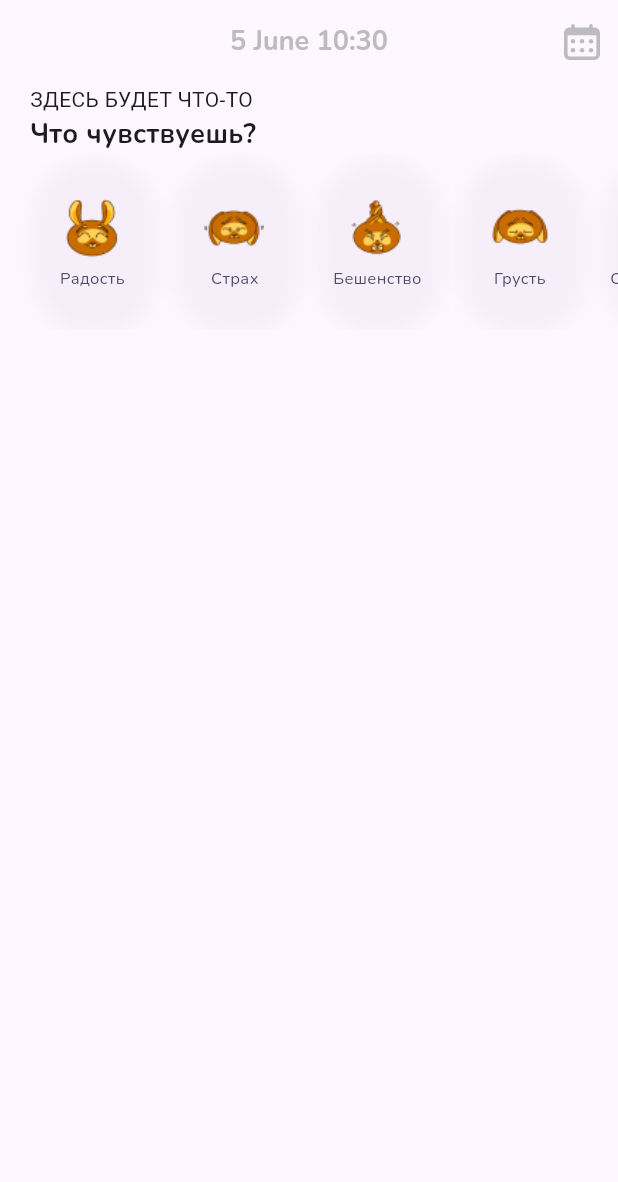
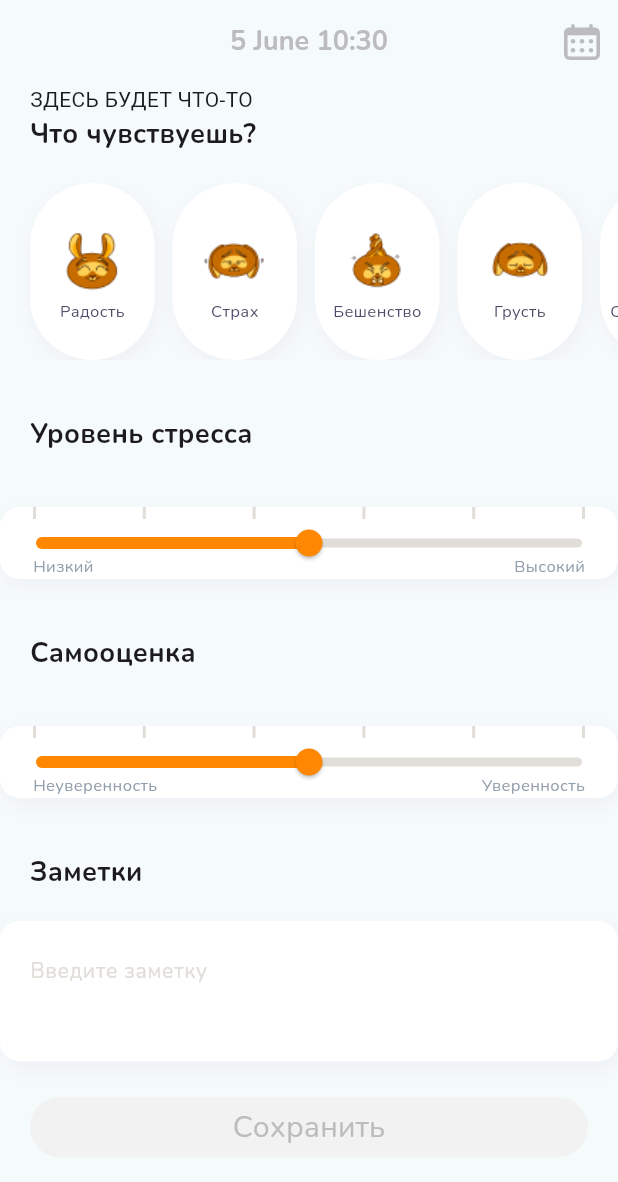
Before and after one commit to TheAnton1/MoodCheck, a Flutter app: the screen it shows after launch, on a phone screen of 412 x 824 dp. Shown: the top 1182 px of the screen. Run offline on Flutter 3.47's test engine with Material 3 defaults, Android fonts, the phone set to English and light mode, and no system bars; our stand-ins replace flutter_svg.

Commit message:
first-screen-done

```diff
--- a/lib/app/main_app.dart
+++ b/lib/app/main_app.dart
@@ -11,7 +11,7 @@ class MyApp extends StatelessWidget {
     return MaterialApp(
       title: 'Test Mood',
       theme: ThemeData(
-        colorScheme: ColorScheme.fromSeed(seedColor: Colors.deepPurple),
+        colorScheme: ColorScheme.fromSeed(seedColor: Colors.white),
         useMaterial3: true,
       ),
       initialRoute: "/main",
--- /dev/null
+++ b/lib/core/ui/default_decoration.dart
@@ -0,0 +1,20 @@
+import 'package:flutter/material.dart';
+import 'package:mood_test/res/app_colors.dart';
+import 'package:mood_test/res/dimen.dart';
+
+class DefaultDecoration {
+  static BoxDecoration getAppDecoration() {
+    return BoxDecoration(
+      borderRadius: BorderRadius.circular(Dimen.radius13),
+      color: Colors.white,
+      boxShadow: const [
+        BoxShadow(
+          color: AppColors.shadow,
+          blurRadius: 10.8,
+          spreadRadius: 0,
+          offset: Offset(2, 4),
+        ),
+      ],
+    );
+  }
+}
--- a/lib/features/main_screen/presentation/notifier/main_screen_change_notifier.dart
+++ b/lib/features/main_screen/presentation/notifier/main_screen_change_notifier.dart
@@ -4,10 +4,42 @@ import 'package:flutter/material.dart';
 
 class MainScreenChangeNotifier extends ChangeNotifier {
   String mood = "";
+  String notes = "";
+  bool isButtonClickable = false;
+
+  double _stressValue = 0.5;
+
+  double get stressValue => _stressValue;
+
+  set stressValue(value) {
+    _stressValue = value;
+    notifyListeners();
+  }
+
+  double _selfrateValue = 0.5;
+
+  double get selfrateValue => _selfrateValue;
+
+  set selfrateValue(value) {
+    _selfrateValue = value;
+    notifyListeners();
+  }
+
+  void onStressChange(double newValue) {
+    stressValue = newValue;
+  }
+
+  void onSelfrateChange(double newValue) {
+    selfrateValue = newValue;
+  }
 
   void onMoodChange(String text) {
     mood = text;
-    log(mood);
+    checkIfButtonClickable();
     notifyListeners();
   }
+
+  void checkIfButtonClickable() {
+    isButtonClickable = mood.isNotEmpty && notes.isNotEmpty;
+  }
 }
--- a/lib/features/main_screen/presentation/res/strings.dart
+++ b/lib/features/main_screen/presentation/res/strings.dart
@@ -1,9 +1,18 @@
 class Strings {
   static const feeling = "Что чувствуешь?";
+  static const stressLevel = "Уровень стресса";
+  static const selfrate = "Самооценка";
+  static const notes = "Заметки";
+
   static const happyness = "Радость";
   static const fear = "Страх";
   static const madness = "Бешенство";
   static const sadness = "Грусть";
   static const chill = "Спокойствие";
   static const power = "Сила";
+
+  static const low = "Низкий";
+  static const high = "Высокий";
+  static const unconfidence = "Неуверенность";
+  static const confidence = "Уверенность";
 }
--- a/lib/features/main_screen/presentation/ui/main_screen.dart
+++ b/lib/features/main_screen/presentation/ui/main_screen.dart
@@ -1,12 +1,13 @@
 import 'dart:developer';
 
-import 'package:flutter/cupertino.dart';
 import 'package:flutter/material.dart';
 import 'package:flutter_svg/flutter_svg.dart';
+import 'package:mood_test/core/ui/default_decoration.dart';
 import 'package:mood_test/features/main_screen/presentation/notifier/main_screen_change_notifier.dart';
 import 'package:mood_test/features/main_screen/presentation/res/strings.dart';
 import 'package:mood_test/features/main_screen/presentation/ui/datetime_display.dart';
 import 'package:mood_test/features/main_screen/presentation/ui/mood_card.dart';
+import 'package:mood_test/features/main_screen/presentation/ui/mood_slider.dart';
 import 'package:mood_test/res/app_colors.dart';
 import 'package:mood_test/res/app_theme.dart';
 import 'package:mood_test/res/dimen.dart';
@@ -27,6 +28,7 @@ class _MainScreenState extends State<MainScreen> {
     final notifier = Provider.of<MainScreenChangeNotifier>(context);
     return Scaffold(
       appBar: AppBar(
+        surfaceTintColor: Colors.white,
         actions: [
           IconButton(
             onPressed: null,
@@ -40,15 +42,16 @@ class _MainScreenState extends State<MainScreen> {
         centerTitle: true,
         title: DateTimeDisplay(),
       ),
-      body: Column(
-          crossAxisAlignment: CrossAxisAlignment.start,
+      body: ListView(
         children: [
-            Padding(
-              padding: const EdgeInsets.only(left: Dimen.paddingHorizontal20),
+          const Padding(
+            padding: EdgeInsets.only(left: Dimen.paddingHorizontal20),
             child: Text("ЗДЕСЬ БУДЕТ ЧТО-ТО"),
           ),
           Padding(
-              padding: const EdgeInsets.only(left: Dimen.paddingHorizontal20),
+            padding: const EdgeInsets.only(
+                left: Dimen.paddingHorizontal20,
+                bottom: Dimen.paddingVertical20),
             child: Text(
               Strings.feeling,
               style: textThemes.titleLarge,
@@ -59,16 +62,138 @@ class _MainScreenState extends State<MainScreen> {
             child: ListView(
               scrollDirection: Axis.horizontal,
               children: [
-                  Padding(padding: EdgeInsets.only(left: Dimen.paddingHorizontal20),),
-                  MoodCard(text: Strings.happyness, onPressed: notifier.onMoodChange, isSelected: notifier.mood == Strings.happyness, asset: "happy.png",),
-                  MoodCard(text: Strings.fear, onPressed: notifier.onMoodChange, isSelected: notifier.mood == Strings.fear, asset: "fear.png",),
-                  MoodCard(text: Strings.madness, onPressed: notifier.onMoodChange, isSelected: notifier.mood == Strings.madness, asset: "madness.png",),
-                  MoodCard(text: Strings.sadness, onPressed: notifier.onMoodChange, isSelected: notifier.mood == Strings.sadness, asset: "sadness.png",),
-                  MoodCard(text: Strings.chill, onPressed: notifier.onMoodChange, isSelected: notifier.mood == Strings.chill, asset: "chill.png",),
-                  MoodCard(text: Strings.power, onPressed: notifier.onMoodChange, isSelected: notifier.mood == Strings.power, asset: "power.png",),
+                const Padding(
+                  padding: EdgeInsets.only(left: Dimen.paddingHorizontal20),
+                ),
+                MoodCard(
+                  text: Strings.happyness,
+                  onPressed: notifier.onMoodChange,
+                  isSelected: notifier.mood == Strings.happyness,
+                  asset: "happy.png",
+                ),
+                MoodCard(
+                  text: Strings.fear,
+                  onPressed: notifier.onMoodChange,
+                  isSelected: notifier.mood == Strings.fear,
+                  asset: "fear.png",
+                ),
+                MoodCard(
+                  text: Strings.madness,
+                  onPressed: notifier.onMoodChange,
+                  isSelected: notifier.mood == Strings.madness,
+                  asset: "madness.png",
+                ),
+                MoodCard(
+                  text: Strings.sadness,
+                  onPressed: notifier.onMoodChange,
+                  isSelected: notifier.mood == Strings.sadness,
+                  asset: "sadness.png",
+                ),
+                MoodCard(
+                  text: Strings.chill,
+                  onPressed: notifier.onMoodChange,
+                  isSelected: notifier.mood == Strings.chill,
+                  asset: "chill.png",
+                ),
+                MoodCard(
+                  text: Strings.power,
+                  onPressed: notifier.onMoodChange,
+                  isSelected: notifier.mood == Strings.power,
+                  asset: "power.png",
+                ),
               ],
             ),
           ),
+          Padding(
+            padding: const EdgeInsets.only(
+                left: Dimen.paddingHorizontal20,
+                top: Dimen.paddingVertical36,
+                bottom: Dimen.paddingVertical36),
+            child: Text(
+              Strings.stressLevel,
+              style: textThemes.titleLarge,
+            ),
+          ),
+          MoodSlider(
+            first: Strings.low,
+            second: Strings.high,
+            sliderValue: notifier.stressValue,
+            onChanged: notifier.onStressChange,
+          ),
+          Padding(
+            padding: const EdgeInsets.only(
+                left: Dimen.paddingHorizontal20,
+                top: Dimen.paddingVertical36,
+                bottom: Dimen.paddingVertical36),
+            child: Text(
+              Strings.selfrate,
+              style: textThemes.titleLarge,
+            ),
+          ),
+          MoodSlider(
+            first: Strings.unconfidence,
+            second: Strings.confidence,
+            sliderValue: notifier.selfrateValue,
+            onChanged: notifier.onSelfrateChange,
+          ),
+          Padding(
+            padding: const EdgeInsets.only(
+                left: Dimen.paddingHorizontal20,
+                top: Dimen.paddingVertical36,
+                bottom: Dimen.paddingVertical20),
+            child: Text(
+              Strings.notes,
+              style: textThemes.titleLarge,
+            ),
+          ),
+          Container(
+            padding: const EdgeInsets.symmetric(
+                horizontal: Dimen.paddingHorizontal20),
+            decoration: DefaultDecoration.getAppDecoration(),
+            child: TextField(
+              onChanged: (text) {
+                setState(() {
+                  notifier.notes = text;
+                  notifier.checkIfButtonClickable();
+                });
+              },
+              maxLines: 3,
+              style: textThemes.bodyMedium
+                  ?.copyWith(color: AppColors.noteBlack, fontSize: 14),
+              decoration: InputDecoration(
+                labelStyle: textThemes.bodyMedium
+                    ?.copyWith(color: AppColors.helpGrey, fontSize: 14),
+                labelText: 'Введите заметку',
+                border: InputBorder.none,
+                alignLabelWithHint: true,
+              ),
+            ),
+          ),
+          Padding(
+            padding: const EdgeInsets.only(
+                left: Dimen.paddingHorizontal20,
+                right: Dimen.paddingHorizontal20,
+                top: Dimen.paddingVertical20),
+            child: ElevatedButton(
+              style: ElevatedButton.styleFrom(
+                backgroundColor: AppColors.mandarin,
+                disabledBackgroundColor: AppColors.buttonGrey,
+              ),
+              onPressed: notifier.isButtonClickable
+                  ? () {
+                      setState(() {
+                        log("message");
+                      });
+                    }
+                  : null,
+              child: Text(
+                "Сохранить",
+                style: notifier.isButtonClickable
+                    ? textThemes.bodyLarge
+                    : textThemes.bodyLarge?.copyWith(color: AppColors.grey),
+              ),
+            ),
+          )
         ],
       ),
     );
--- a/lib/features/main_screen/presentation/ui/mood_card.dart
+++ b/lib/features/main_screen/presentation/ui/mood_card.dart
@@ -32,6 +32,7 @@ class MoodCard extends StatelessWidget {
           width: Dimen.width83,
           decoration: BoxDecoration(
             borderRadius: BorderRadius.circular(Dimen.radius76),
+            color: Colors.white,
             boxShadow: const [
               BoxShadow(
                 color: AppColors.shadow,
@@ -42,10 +43,13 @@ class MoodCard extends StatelessWidget {
             ],
             border: Border.all(
                 color: isSelected ? AppColors.mandarin : Colors.transparent,
-                  width: isSelected ? Dimen.width2 : 0.0)),
+                width: Dimen.width2),
+          ),
           child: Column(
             children: [
-              const Padding(padding: EdgeInsets.only(top: Dimen.paddingVertical23),),
+              const Padding(
+                padding: EdgeInsets.only(top: Dimen.paddingVertical23),
+              ),
               Image.asset(
                 "assets/$asset",
                 height: 53,
--- /dev/null
+++ b/lib/features/main_screen/presentation/ui/mood_slider.dart
@@ -0,0 +1,100 @@
+import 'package:flutter/material.dart';
+import 'package:mood_test/core/ui/default_decoration.dart';
+import 'package:mood_test/res/app_colors.dart';
+import 'package:mood_test/res/app_theme.dart';
+import 'package:mood_test/res/dimen.dart';
+
+class MoodSlider extends StatefulWidget {
+  final String first;
+  final String second;
+  final double sliderValue;
+  final Function onChanged;
+
+  const MoodSlider(
+      {super.key,
+      required this.first,
+      required this.second,
+      required this.sliderValue,
+      required this.onChanged});
+
+  @override
+  State<MoodSlider> createState() => _MoodSliderState();
+}
+
+class _MoodSliderState extends State<MoodSlider> {
+  @override
+  Widget build(BuildContext context) {
+    final textThemes = getTheme().textTheme;
+    double _value = widget.sliderValue;
+
+    return Container(
+      decoration: DefaultDecoration.getAppDecoration(),
+      child: Column(
+        children: [
+          LayoutBuilder(builder: (context, constraints) {
+            return Stack(
+              children: [
+                Positioned(
+                  top: 0,
+                  left: Dimen.paddingHorizontal22,
+                  right: Dimen.paddingHorizontal22,
+                  child: Row(
+                    mainAxisAlignment: MainAxisAlignment.spaceBetween,
+                    children: List.generate(
+                        6,
+                        (index) => Container(
+                              color: AppColors.helpGrey,
+                              height: 8,
+                              width: 2,
+                            )),
+                  ),
+                ),
+                Positioned(
+                  bottom: 0,
+                  left: Dimen.paddingHorizontal22,
+                  right: Dimen.paddingHorizontal22,
+                  child: Row(
+                    mainAxisAlignment: MainAxisAlignment.spaceBetween,
+                    children: [
+                      Text(
+                        widget.first,
+                        style: textThemes.bodySmall
+                            ?.copyWith(color: AppColors.sliderText),
+                      ),
+                      Text(
+                        widget.second,
+                        style: textThemes.bodySmall
+                            ?.copyWith(color: AppColors.sliderText),
+                      ),
+                    ],
+                  ),
+                ),
+                SliderTheme(
+                  data: const SliderThemeData(
+                    thumbColor: AppColors.mandarin,
+                    activeTrackColor: AppColors.mandarin,
+                    inactiveTrackColor: AppColors.helpGrey,
+                    trackHeight: Dimen.height6,
+                    thumbShape: RoundSliderThumbShape(
+                        enabledThumbRadius: Dimen.radius9),
+                    overlayColor: Colors.transparent,
+                  ),
+                  child: Slider(
+                    value: _value,
+                    onChanged: (newValue) {
+                      setState(() {
+                          _value = newValue;
+                        },
+                      );
+                      widget.onChanged.call(_value);
+                    },
+                  ),
+                ),
+              ],
+            );
+          }),
+        ],
+      ),
+    );
+  }
+}
--- a/lib/res/app_colors.dart
+++ b/lib/res/app_colors.dart
@@ -4,4 +4,8 @@ class AppColors {
   static const grey = Color.fromRGBO(188, 188, 191, 1);
   static const mandarin = Color.fromRGBO(255, 135, 2, 1);
   static const shadow = Color.fromRGBO(182, 161, 192, 0.11);
+  static const helpGrey = Color.fromRGBO(225, 221, 216, 1);
+  static const buttonGrey = Color.fromRGBO(242, 242, 242, 1);
+  static const sliderText = Color.fromRGBO(145, 158, 171, 1);
+  static const noteBlack = Color.fromRGBO(76, 76, 105, 1);
 }
--- a/lib/res/app_theme.dart
+++ b/lib/res/app_theme.dart
@@ -25,6 +25,12 @@ ThemeData getTheme()=>
           fontWeight: FontWeight.w400,
           color: Color.fromRGBO(76, 76, 105, 1),
         ),
+        bodyLarge: TextStyle(
+          fontFamily: 'Nunito',
+          fontSize: 20,
+          fontWeight: FontWeight.w400,
+          color: Colors.white,
+        ),
         headlineSmall: TextStyle(
           fontFamily: 'Nunito',
           fontSize: 11,
--- a/lib/res/dimen.dart
+++ b/lib/res/dimen.dart
@@ -1,13 +1,19 @@
 class Dimen {
   static const height118 = 118.0;
+  static const height6 = 6.0;
 
   static const width83 = 83.0;
   static const width2 = 2.0;
 
   static const radius76 = 76.0;
+  static const radius9 = 9.0;
+  static const radius13 = 13.0;
 
   static const paddingHorizontal20 = 20.0;
+  static const paddingHorizontal22 = 22.0;
   static const paddingHorizontal12 = 12.0;
 
   static const paddingVertical23 = 23.0;
+  static const paddingVertical36 = 36.0;
+  static const paddingVertical20 = 20.0;
 }
```
Lines whose indentation alone changed are shown as unchanged.
